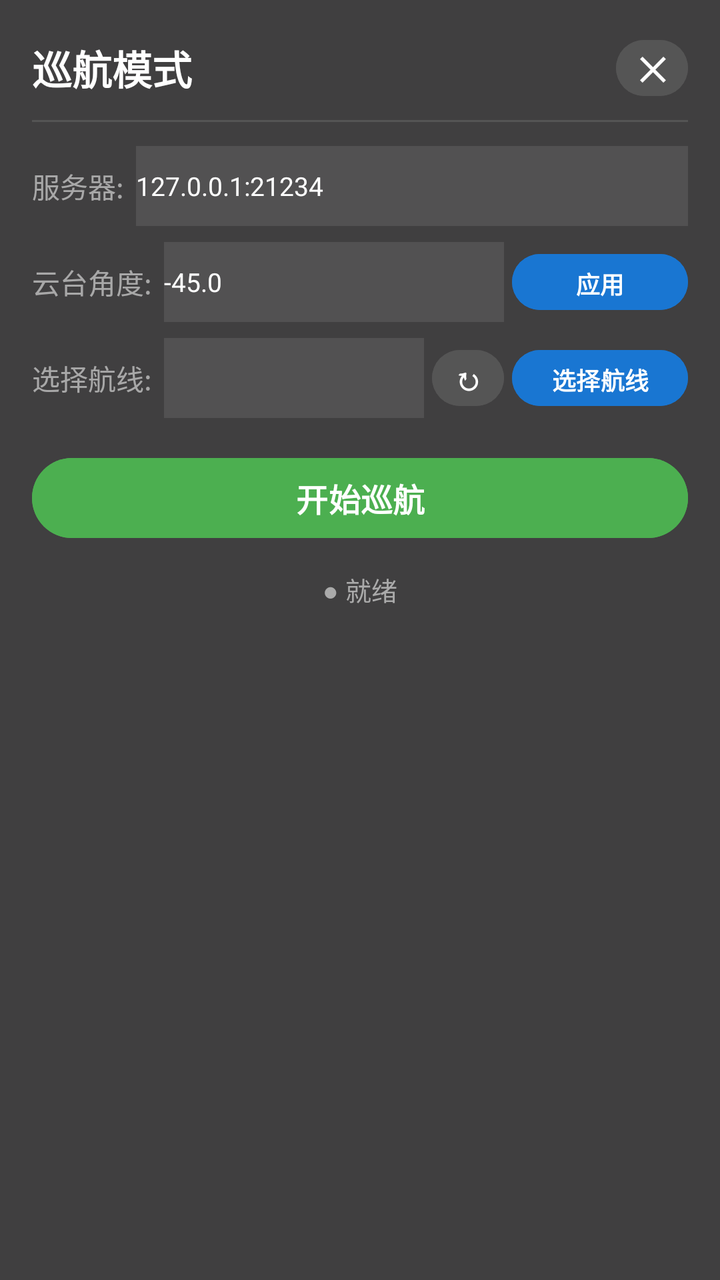
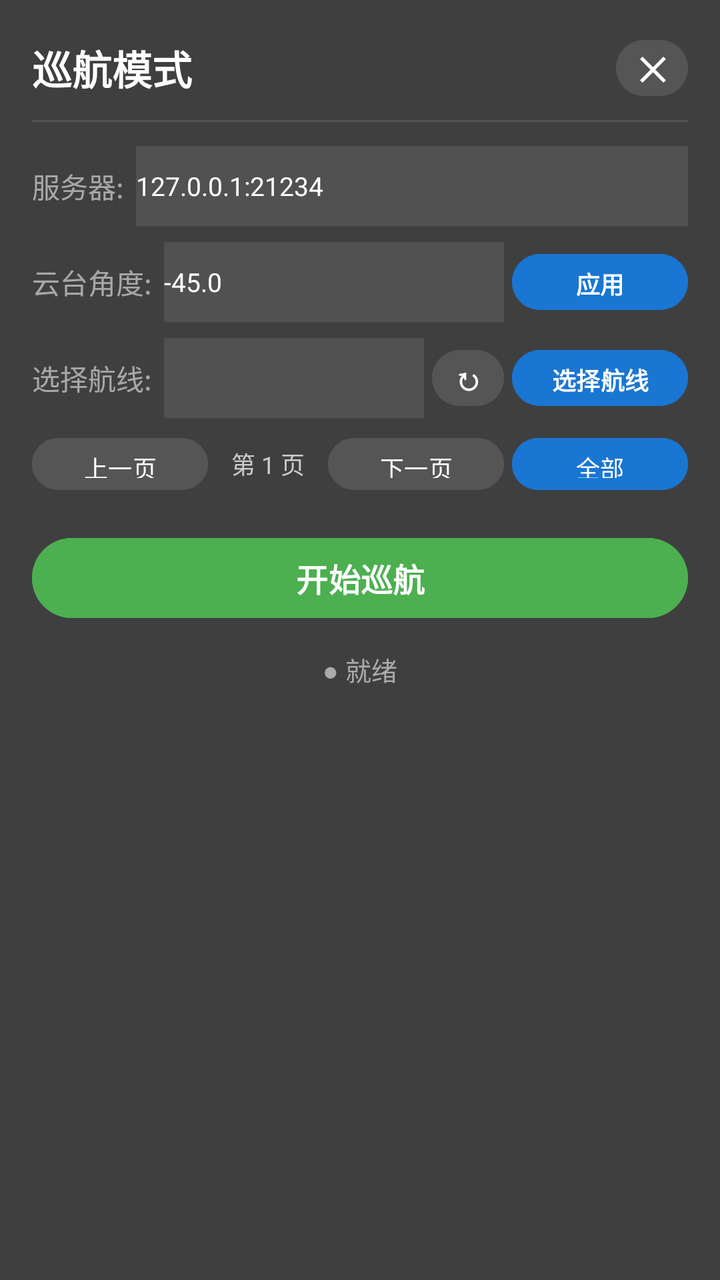

Screens rendered from an Android XML layout before and after an edit, with the pre-edit source and the edit as a unified diff.
<!-- AndroidManifest.xml: application theme Theme.MSDKSample -->
<!-- res/layout/dialog_cruise.xml -->
<?xml version="1.0" encoding="utf-8"?>
<LinearLayout xmlns:android="http://schemas.android.com/apk/res/android"
    android:layout_width="380dp"
    android:layout_height="wrap_content"
    android:background="#EE333333"
    android:orientation="vertical"
    android:padding="16dp">

    
    <LinearLayout
        android:layout_width="match_parent"
        android:layout_height="wrap_content"
        android:gravity="center_vertical"
        android:orientation="horizontal">

        <TextView
            android:layout_width="0dp"
            android:layout_height="wrap_content"
            android:layout_weight="1"
            android:text="巡航模式"
            android:textColor="#FFFFFF"
            android:textSize="20sp"
            android:textStyle="bold" />

        <Button
            android:id="@+id/btnCruiseClose"
            android:layout_width="36dp"
            android:layout_height="36dp"
            android:backgroundTint="#555555"
            android:padding="0dp"
            android:text="✕"
            android:textColor="#FFFFFF"
            android:textSize="16sp"
            android:textStyle="bold" />
    </LinearLayout>

    <View
        android:layout_width="match_parent"
        android:layout_height="1dp"
        android:layout_marginTop="8dp"
        android:background="#555555" />

    
    <LinearLayout
        android:layout_width="match_parent"
        android:layout_height="wrap_content"
        android:layout_marginTop="12dp"
        android:gravity="center_vertical"
        android:orientation="horizontal">

        <TextView
            android:layout_width="wrap_content"
            android:layout_height="wrap_content"
            android:text="服务器:"
            android:textColor="#AADDDDDD"
            android:textSize="14sp" />

        <EditText
            android:id="@+id/etCruiseServer"
            android:layout_width="0dp"
            android:layout_height="40dp"
            android:layout_marginStart="6dp"
            android:layout_weight="1"
            android:background="#DD555555"
            android:hint="127.0.0.1:21234"
            android:text="127.0.0.1:21234"
            android:textColor="#FFFFFF"
            android:textColorHint="#88FFFFFF"
            android:textSize="13sp" />
    </LinearLayout>

    
    <LinearLayout
        android:layout_width="match_parent"
        android:layout_height="wrap_content"
        android:layout_marginTop="8dp"
        android:gravity="center_vertical"
        android:orientation="horizontal">

        <TextView
            android:layout_width="wrap_content"
            android:layout_height="wrap_content"
            android:text="云台角度:"
            android:textColor="#AADDDDDD"
            android:textSize="14sp" />

        <EditText
            android:id="@+id/etCruiseGimbalPitch"
            android:layout_width="0dp"
            android:layout_height="40dp"
            android:layout_marginStart="6dp"
            android:layout_weight="1"
            android:background="#DD555555"
            android:hint="-45.0"
            android:text="-45.0"
            android:textColor="#FFFFFF"
            android:textColorHint="#88FFFFFF"
            android:textSize="13sp"
            android:inputType="numberDecimal|numberSigned" />

        <Button
            android:id="@+id/btnCruiseSetGimbalPitch"
            android:layout_width="wrap_content"
            android:layout_height="36dp"
            android:layout_marginStart="4dp"
            android:backgroundTint="#1976D2"
            android:paddingStart="12dp"
            android:paddingEnd="12dp"
            android:text="应用"
            android:textColor="#FFFFFF"
            android:textSize="12sp"
            android:textStyle="bold" />
    </LinearLayout>

    
    <LinearLayout
        android:layout_width="match_parent"
        android:layout_height="wrap_content"
        android:layout_marginTop="8dp"
        android:gravity="center_vertical"
        android:orientation="horizontal">

        <TextView
            android:layout_width="wrap_content"
            android:layout_height="wrap_content"
            android:text="选择航线:"
            android:textColor="#AADDDDDD"
            android:textSize="14sp" />

        <Spinner
            android:id="@+id/spCruiseWp"
            android:layout_width="0dp"
            android:layout_height="40dp"
            android:layout_weight="1"
            android:layout_marginStart="6dp"
            android:background="#DD555555" />

        <Button
            android:id="@+id/btnCruiseRefreshWp"
            android:layout_width="36dp"
            android:layout_height="36dp"
            android:layout_marginStart="4dp"
            android:backgroundTint="#555555"
            android:padding="0dp"
            android:text="↻"
            android:textColor="#FFFFFF"
            android:textSize="16sp"
            android:textStyle="bold" />

        <Button
            android:id="@+id/btnCruiseSelectWp"
            android:layout_width="wrap_content"
            android:layout_height="36dp"
            android:layout_marginStart="4dp"
            android:backgroundTint="#1976D2"
            android:paddingStart="12dp"
            android:paddingEnd="12dp"
            android:text="选择航线"
            android:textColor="#FFFFFF"
            android:textSize="12sp"
            android:textStyle="bold" />
    </LinearLayout>

    <Button
        android:id="@+id/btnCruiseStart"
        android:layout_width="match_parent"
        android:layout_height="48dp"
        android:layout_marginTop="16dp"
        android:backgroundTint="#4CAF50"
        android:enabled="true"
        android:text="开始巡航"
        android:textColor="#FFFFFF"
        android:textSize="16sp"
        android:textStyle="bold" />

    <TextView
        android:id="@+id/tvCruiseStatus"
        android:layout_width="match_parent"
        android:layout_height="wrap_content"
        android:layout_marginTop="12dp"
        android:gravity="center"
        android:text="● 就绪"
        android:textColor="#AAAAAA"
        android:textSize="13sp" />

</LinearLayout>
<!-- resources referenced by this layout -->
<resources>
  <style name="Theme.MSDKSample" parent="Base.Theme.MSDKSample" />
  <style name="Base.Theme.MSDKSample" parent="Theme.Material3.DayNight.NoActionBar">
          
          
      </style>
</resources>

<!-- the commit's change to res/layout/dialog_cruise.xml (unified diff, before → after) -->
@@ -14,6 +14,7 @@
         android:orientation="horizontal">
 
         <TextView
+            android:id="@+id/tvCruiseTitle"
             android:layout_width="0dp"
             android:layout_height="wrap_content"
             android:layout_weight="1"
@@ -159,6 +160,62 @@
             android:textColor="#FFFFFF"
             android:textSize="12sp"
             android:textStyle="bold" />
+    </LinearLayout>
+
+    
+    <LinearLayout
+        android:layout_width="match_parent"
+        android:layout_height="wrap_content"
+        android:layout_marginTop="6dp"
+        android:gravity="center_vertical"
+        android:orientation="horizontal">
+
+        <Button
+            android:id="@+id/btnCruisePrevPage"
+            android:layout_width="wrap_content"
+            android:layout_height="34dp"
+            android:backgroundTint="#555555"
+            android:enabled="false"
+            android:paddingStart="10dp"
+            android:paddingEnd="10dp"
+            android:text="上一页"
+            android:textColor="#FFFFFF"
+            android:textSize="12sp" />
+
+        <TextView
+            android:id="@+id/tvCruisePageInfo"
+            android:layout_width="0dp"
+            android:layout_height="wrap_content"
+            android:layout_weight="1"
+            android:gravity="center"
+            android:text="第 1 页"
+            android:textColor="#CCCCCC"
+            android:textSize="12sp" />
+
+        <Button
+            android:id="@+id/btnCruiseNextPage"
+            android:layout_width="wrap_content"
+            android:layout_height="34dp"
+            android:backgroundTint="#555555"
+            android:enabled="false"
+            android:paddingStart="10dp"
+            android:paddingEnd="10dp"
+            android:text="下一页"
+            android:textColor="#FFFFFF"
+            android:textSize="12sp" />
+
+        <Button
+            android:id="@+id/btnCruiseAllPages"
+            android:layout_width="wrap_content"
+            android:layout_height="34dp"
+            android:layout_marginStart="4dp"
+            android:backgroundTint="#1976D2"
+            android:enabled="false"
+            android:paddingStart="10dp"
+            android:paddingEnd="10dp"
+            android:text="全部"
+            android:textColor="#FFFFFF"
+            android:textSize="12sp" />
     </LinearLayout>
 
     <Button
